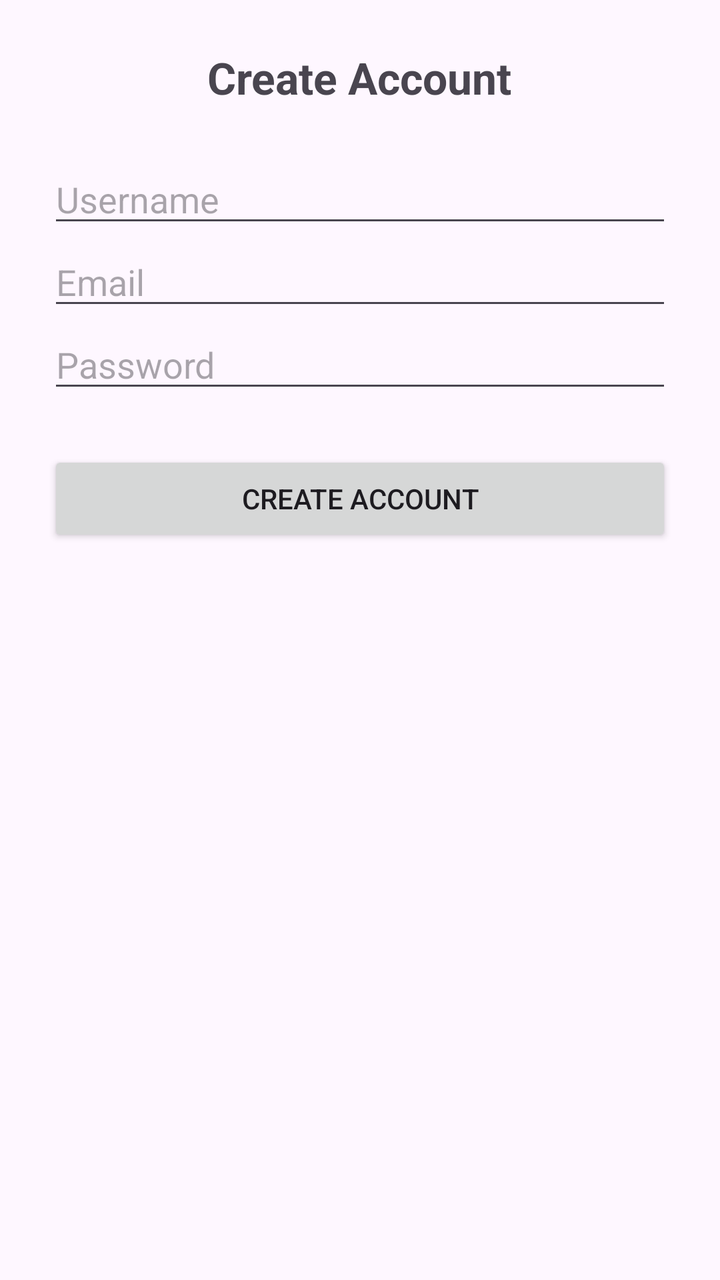
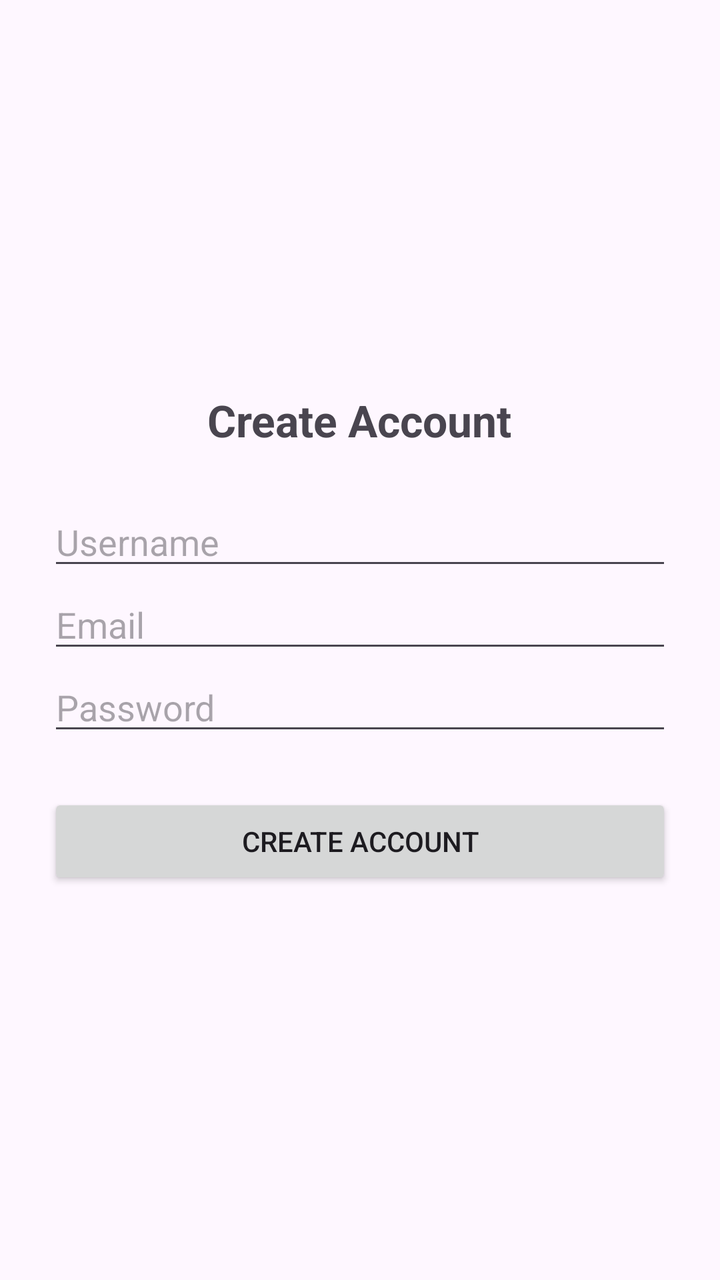

Screens rendered from an Android XML layout before and after an edit, with the pre-edit source and the edit as a unified diff.
<!-- AndroidManifest.xml: application theme Theme.FinalYearProject -->
<!-- res/layout/activity_signup.xml -->
<?xml version="1.0" encoding="utf-8"?>
<ScrollView xmlns:android="http://schemas.android.com/apk/res/android"
    android:layout_width="match_parent"
    android:layout_height="match_parent"
    android:orientation="vertical"
    android:gravity="center"
    android:padding="24dp"
    >
    <LinearLayout
        android:layout_width="match_parent"
        android:layout_height="wrap_content"
        android:orientation="vertical"
        android:gravity="center_horizontal"
        >

        <TextView
            android:layout_width="wrap_content"
            android:layout_height="wrap_content"
            android:text="Create Account"
            android:textSize="22sp"
            android:textStyle="bold"
            android:layout_marginBottom="24dp"
            />

        <EditText
            android:id="@+id/usernameET"
            android:hint="Username"
            android:inputType="textPersonName"
            android:layout_width="match_parent"
            android:layout_height="wrap_content"
            />

        <EditText
            android:id="@+id/emailET"
            android:hint="Email"
            android:inputType="textEmailAddress"
            android:layout_width="match_parent"
            android:layout_height="wrap_content"
            />

        <EditText
            android:id="@+id/passwordET"
            android:hint="Password"
            android:inputType="text"
            android:layout_width="match_parent"
            android:layout_height="wrap_content"
            />

        <Button
            android:id="@+id/signUpBtn"
            android:text="Create Account"
            android:layout_width="match_parent"
            android:layout_height="wrap_content"
            android:layout_marginTop="24dp"
            />
    </LinearLayout>
</ScrollView>
<!-- resources referenced by this layout -->
<resources>
  <style name="Theme.FinalYearProject" parent="Base.Theme.FinalYearProject" />
  <style name="Base.Theme.FinalYearProject" parent="Theme.Material3.DayNight.NoActionBar">
          
          
      </style>
</resources>

<!-- the commit's change to res/layout/activity_signup.xml (unified diff, before → after) -->
@@ -1,17 +1,11 @@
 <?xml version="1.0" encoding="utf-8"?>
-<ScrollView xmlns:android="http://schemas.android.com/apk/res/android"
+<LinearLayout xmlns:android="http://schemas.android.com/apk/res/android"
     android:layout_width="match_parent"
     android:layout_height="match_parent"
     android:orientation="vertical"
     android:gravity="center"
     android:padding="24dp"
     >
-    <LinearLayout
-        android:layout_width="match_parent"
-        android:layout_height="wrap_content"
-        android:orientation="vertical"
-        android:gravity="center_horizontal"
-        >
 
         <TextView
             android:layout_width="wrap_content"
@@ -54,4 +48,3 @@
             android:layout_marginTop="24dp"
             />
     </LinearLayout>
-</ScrollView>
